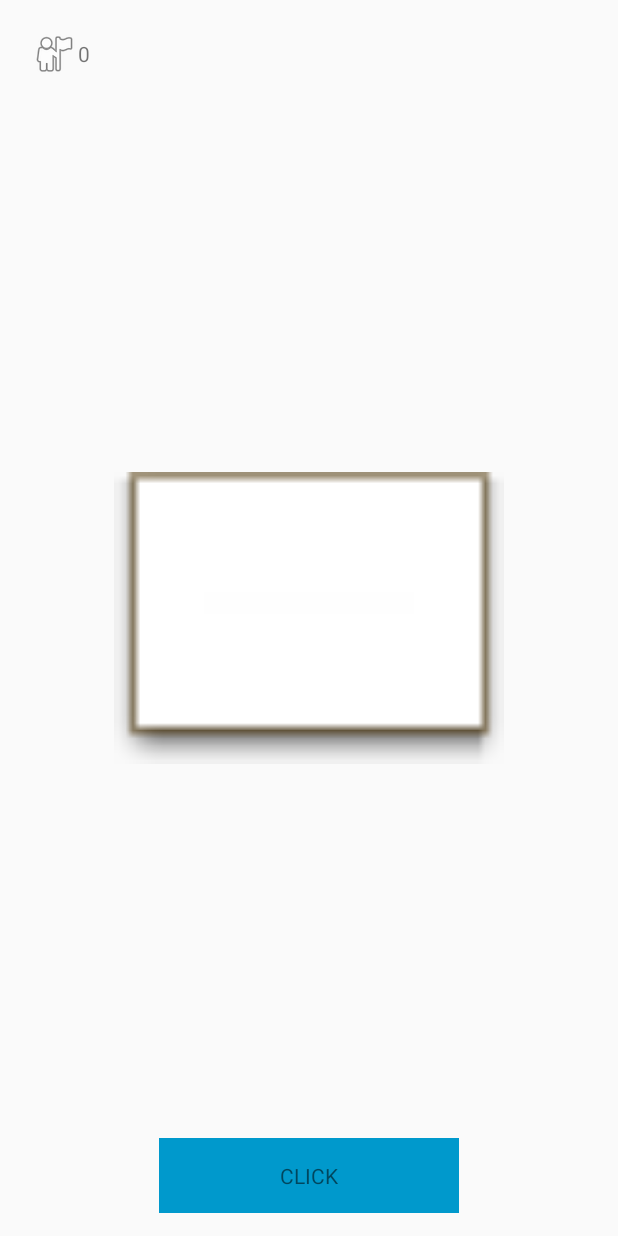
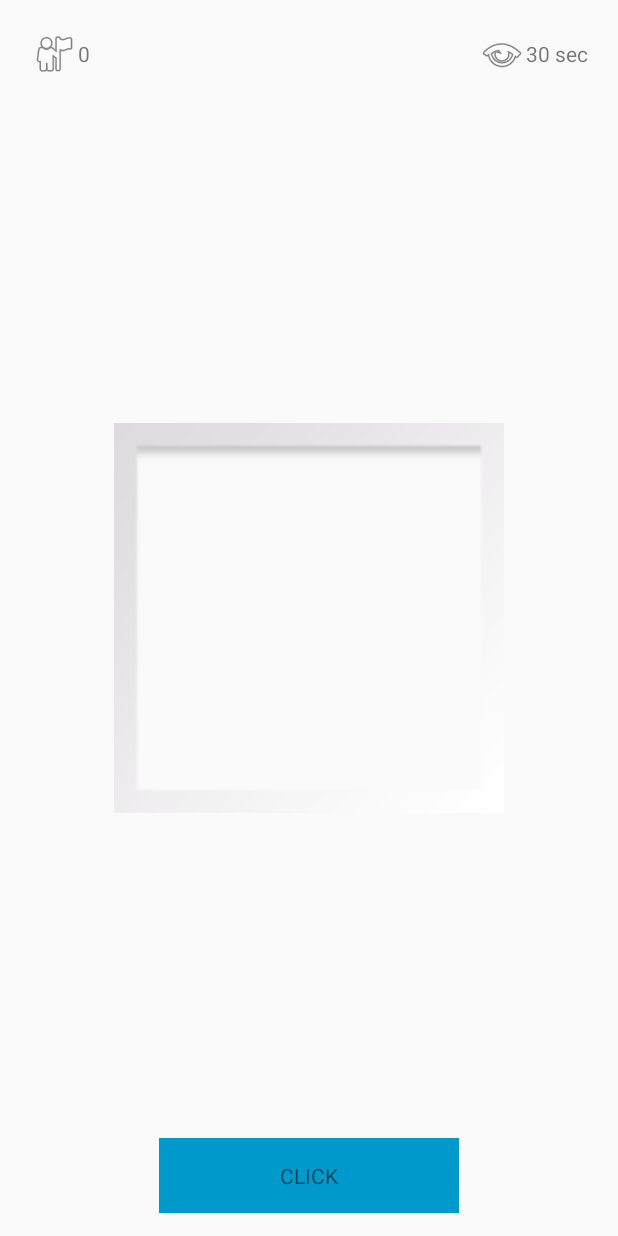
Before and after one commit to el-romantico/client, an Android app: the GameActivity screen opened directly, with no data from a screen before it, on a phone screen of 412 x 824 dp. Run offline under Robolectric (Android 15) with nearby library versions, the phone set to English and light mode, and no system bars; libraries missing offline, so code that uses them is left out: com.zsoft.signala; 8 statements that could not run were skipped.

Commit message:
Timer implementation

```diff
--- a/Client/app/src/main/java/com/elromantico/client/GameActivity.java
+++ b/Client/app/src/main/java/com/elromantico/client/GameActivity.java
@@ -18,7 +18,7 @@ public class GameActivity extends AppCompatActivity {
     RitualsHub hub;
 
     private LinearLayout bottomBar;
-    private TextView bottomText, playersCountText;
+    private TextView bottomText, playersCountText, timeLeftText;
     private ImageView runeImage;
 
     private int mPlayersCount, runeIndex;
@@ -46,6 +46,14 @@ public class GameActivity extends AppCompatActivity {
             }
         });
 
+        hub.OnUpdateCountdown(new RitualsHub.UpdateCountdownHandler() {
+
+            @Override
+            public void Handle(int timeLeft) {
+                timeLeftText.setText(timeLeft + " sec");
+            }
+        });
+
         hub.OnEndGame(new RitualsHub.EndGameHandler() {
 
             @Override
@@ -68,6 +76,8 @@ public class GameActivity extends AppCompatActivity {
 
         playersCountText = (TextView) findViewById(R.id.players_count_text);
         playersCountText.setText("" + mPlayersCount);
+
+        timeLeftText = (TextView) findViewById(R.id.time_left_text);
 
         runeImage = (ImageView) findViewById(R.id.rune_image);
 //       Set image:
--- a/Client/app/src/main/java/com/elromantico/client/RitualsHub.java
+++ b/Client/app/src/main/java/com/elromantico/client/RitualsHub.java
@@ -20,6 +20,11 @@ public class RitualsHub {
     public interface EndGameHandler {
 
         void Handle(boolean isWinner);
+    }
+
+    public interface UpdateCountdownHandler {
+
+        void Handle(int timeLeft);
     }
 
     private static RitualsHub instance;
@@ -100,6 +105,21 @@ public class RitualsHub {
         });
     }
 
+    public void OnUpdateCountdown(final UpdateCountdownHandler handler) {
+        hub.On("UpdateCountdown", new HubOnDataCallback() {
+
+            @Override
+            public void OnReceived(JSONArray args) {
+                try {
+                    handler.Handle(args.getInt(0));
+                } catch (Exception e) {
+                    //TODO after the game jam
+                }
+            }
+
+        });
+    }
+
     private void onNewGame(final NewGameHandler handler, JSONArray args) {
         int playersCount = 0;
         int runeIndex = 0;
--- a/Client/app/src/main/res/layout/activity_game.xml
+++ b/Client/app/src/main/res/layout/activity_game.xml
@@ -26,17 +26,17 @@
     <RelativeLayout
         android:layout_width="match_parent"
         android:layout_height="wrap_content"
-        android:visibility="gone"
         android:gravity="center_vertical">
 
         <TextView
+            android:id="@+id/time_left_text"
             android:layout_width="wrap_content"
             android:layout_height="wrap_content"
             android:padding="20dp"
             android:layout_alignParentRight="true"
             android:gravity="center"
             android:drawableLeft="@android:drawable/ic_menu_view"
-            android:text="00:00:00"/>
+            android:text="30 sec"/>
 
     </RelativeLayout>
 
@@ -46,7 +46,7 @@
         android:layout_height="300dp"
         android:layout_centerInParent="true"
         android:padding="20dp"
-        android:src="@android:drawable/editbox_dropdown_light_frame"/>
+        android:src="@android:drawable/gallery_thumb"/>
 
     <LinearLayout
         android:id="@+id/bottom_bar"
```
